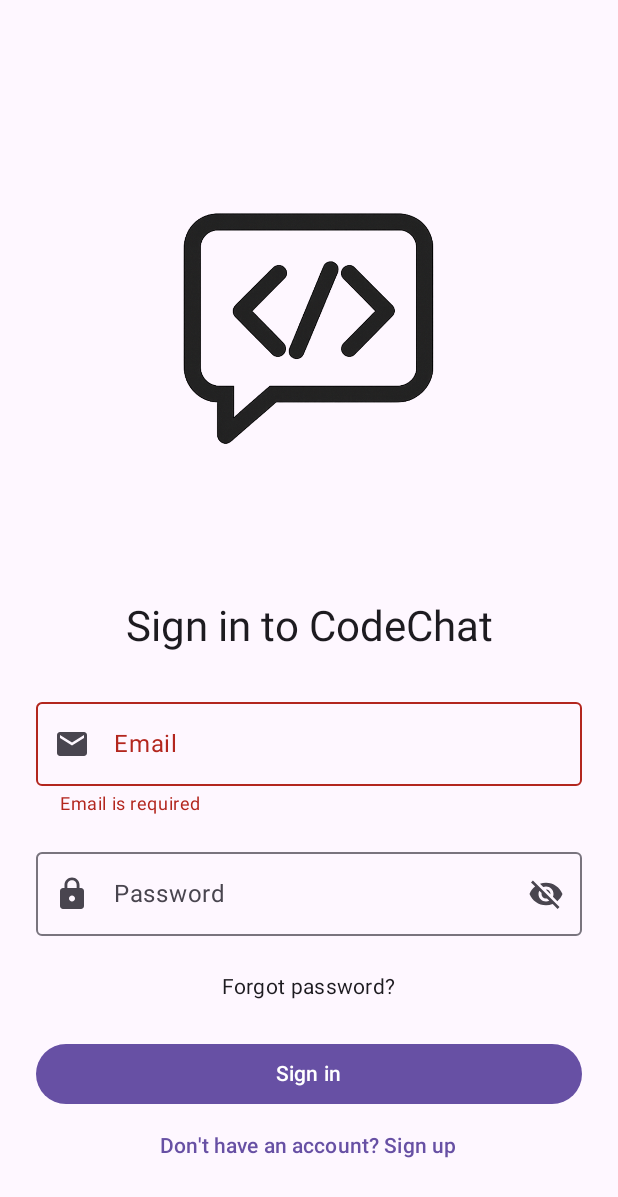
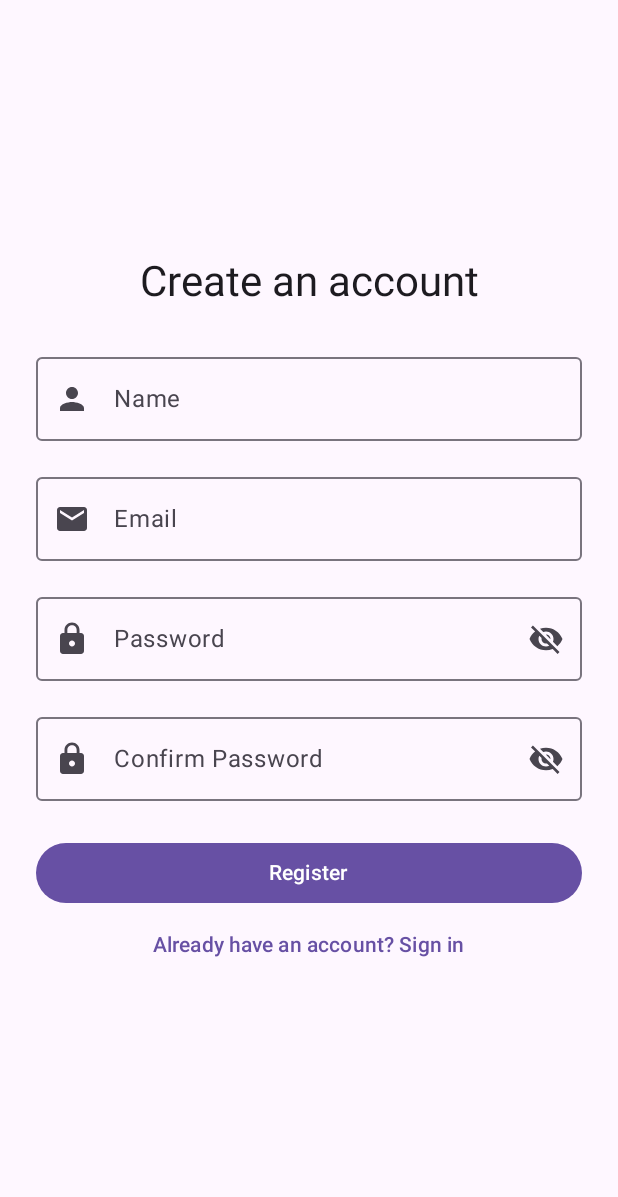
Before and after one commit to srinivas-android/CodeChat, an Android app built with Jetpack Compose: the screen it shows after launch (MainActivity), after a tap on "Don't have an account? Sign up", on a phone screen of 412 x 824 dp. Shown: the top 1197 px of the screen. Run offline under Robolectric (Android 15) with nearby library versions, the phone set to English and light mode, and no system bars; our stand-ins replace Dagger/Hilt's generated code, Timber; 1 other tap on this screen came first.

```diff
--- a/app/src/main/java/com/example/codechat/core/network/AuthApiService.kt
+++ b/app/src/main/java/com/example/codechat/core/network/AuthApiService.kt
@@ -2,10 +2,16 @@ package com.example.codechat.core.network
 
 import com.example.codechat.data.model.LoginRequest
 import com.example.codechat.data.model.LoginResponse
+import com.example.codechat.data.model.RegisterRequest
+import com.example.codechat.data.model.RegisterResponse
 import retrofit2.http.Body
 import retrofit2.http.POST
 
 interface AuthApiService {
     @POST("verify-user")
     suspend fun login(@Body body: LoginRequest): LoginResponse
+
+    @POST("register-user")
+    suspend fun registerUser(@Body body: RegisterRequest): RegisterResponse
+
 }
--- a/app/src/main/java/com/example/codechat/domain/usecase/AuthRepository.kt
+++ b/app/src/main/java/com/example/codechat/domain/usecase/AuthRepository.kt
@@ -4,4 +4,7 @@ import com.example.codechat.domain.model.User
 
 interface AuthRepository {
     suspend fun login(email: String, password: String): User
+
+    suspend fun registerUser(name: String, email: String, password: String): User
+
 }
--- /dev/null
+++ b/app/src/main/java/com/example/codechat/domain/usecase/RegisterUseCase.kt
@@ -0,0 +1,18 @@
+package com.example.codechat.domain.usecase
+
+import com.example.codechat.domain.model.User
+import dagger.Module
+import dagger.hilt.InstallIn
+import dagger.hilt.android.components.ViewModelComponent
+import javax.inject.Inject
+
+
+@Module
+@InstallIn(ViewModelComponent::class)
+class RegisterUseCase @Inject constructor(
+    private val repo: AuthRepository
+) {
+    suspend operator fun invoke(name: String, email: String, password: String): User {
+       return repo.registerUser(name, email, password)
+    }
+}
--- a/app/src/main/java/com/example/codechat/features/auth/register/RegisterScreen.kt
+++ b/app/src/main/java/com/example/codechat/features/auth/register/RegisterScreen.kt
@@ -1 +1,120 @@
 package com.example.codechat.features.auth.register
+
+import androidx.compose.foundation.layout.Arrangement
+import androidx.compose.foundation.layout.Column
+import androidx.compose.foundation.layout.Spacer
+import androidx.compose.foundation.layout.fillMaxSize
+import androidx.compose.foundation.layout.fillMaxWidth
+import androidx.compose.foundation.layout.height
+import androidx.compose.foundation.layout.padding
+import androidx.compose.material.icons.Icons
+import androidx.compose.material.icons.filled.Email
+import androidx.compose.material.icons.filled.Lock
+import androidx.compose.material.icons.filled.Password
+import androidx.compose.material.icons.filled.Person
+import androidx.compose.material3.Button
+import androidx.compose.material3.MaterialTheme
+import androidx.compose.material3.Surface
+import androidx.compose.material3.Text
+import androidx.compose.material3.TextButton
+import androidx.compose.runtime.Composable
+import androidx.compose.ui.Alignment
+import androidx.compose.ui.Modifier
+import androidx.compose.ui.text.input.KeyboardType
+import androidx.compose.ui.unit.dp
+import androidx.lifecycle.viewmodel.compose.viewModel
+import com.example.codechat.core.ui.components.AuthTextField
+
+@Composable
+fun RegisterScreen(
+    viewModel: RegisterViewModel = viewModel(),
+    onRegisterSuccess: () -> Unit,
+    onLoginClick: () -> Unit
+) {
+    val state = viewModel.uiState
+
+    if(state.registerSuccess) {
+        onRegisterSuccess()
+    }
+
+    Surface(modifier = Modifier.fillMaxSize()) {
+        Column(
+            modifier = Modifier.
+                    padding(24.dp).fillMaxSize(),
+            verticalArrangement = Arrangement.Center,
+            horizontalAlignment = Alignment.CenterHorizontally
+        ) {
+            Text("Create an account", style = MaterialTheme.typography.headlineMedium)
+
+            Spacer(modifier = Modifier.height(24.dp))
+
+            AuthTextField(
+                value = state.name,
+                onValueChange = viewModel :: onNameChange,
+                label = "Name",
+                leadingIcon = Icons.Default.Person,
+                errorMessage = state.nameError
+            )
+
+            Spacer(modifier = Modifier.height(16.dp))
+
+            AuthTextField(
+                value = state.email,
+                onValueChange = viewModel :: onEmailChange,
+                label = "Email",
+                leadingIcon = Icons.Default.Email,
+                errorMessage = state.emailError
+            )
+
+            Spacer(modifier = Modifier.height(16.dp))
+
+            AuthTextField(
+                value = state.password,
+                onValueChange = viewModel :: onPasswordChange,
+                label = "Password",
+                leadingIcon = Icons.Default.Lock,
+                errorMessage = state.passwordError,
+                isPassword = true,
+                keyBoardType = KeyboardType.Password
+            )
+
+            Spacer(modifier = Modifier.height(16.dp))
+
+            AuthTextField(
+                value = state.confirmPassword,
+                onValueChange = viewModel :: onConfirmPasswordChange,
+                label = "Confirm Password",
+                leadingIcon = Icons.Default.Lock,
+                errorMessage = state.confirmPasswordError,
+                isPassword = true,
+                keyBoardType = KeyboardType.Password
+            )
+
+            Spacer(modifier = Modifier.height(24.dp))
+
+            Button(
+                onClick = {
+                    viewModel.registerUser()
+                },
+                modifier = Modifier.fillMaxWidth(),
+                enabled = !state.isLoading
+            ) {
+                Text(if(state.isLoading) "Loading..." else "Register")
+            }
+
+            TextButton(onClick = onLoginClick) {
+                Text("Already have an account? Sign in")
+            }
+
+            if(state.registerErrorMessage != null) {
+
+                Spacer(modifier = Modifier.height(16.dp))
+                Text(
+                    text = state.registerErrorMessage,
+                    color = MaterialTheme.colorScheme.error
+                )
+        }
+
+        }
+    }
+}
--- a/app/src/main/java/com/example/codechat/features/auth/register/RegisterUiState.kt
+++ b/app/src/main/java/com/example/codechat/features/auth/register/RegisterUiState.kt
@@ -1 +1,15 @@
 package com.example.codechat.features.auth.register
+
+data class RegisterUiState(
+    val name: String = "",
+    val email: String = "",
+    val password: String = "",
+    val confirmPassword: String = "",
+    val nameError: String? = null,
+    val emailError: String? = null,
+    val passwordError: String? = null,
+    val confirmPasswordError: String? = null,
+    val isLoading: Boolean = false,
+    val registerSuccess: Boolean = false,
+    val registerErrorMessage: String? = null
+)
--- /dev/null
+++ b/app/src/main/java/com/example/codechat/features/chat/ChatListScreen.kt
@@ -0,0 +1 @@
+package com.example.codechat.features.chat
--- a/app/src/main/java/com/example/codechat/navigation/AppNavHost.kt
+++ b/app/src/main/java/com/example/codechat/navigation/AppNavHost.kt
@@ -6,8 +6,12 @@ import androidx.lifecycle.viewmodel.compose.viewModel
 import androidx.navigation.compose.NavHost
 import androidx.navigation.compose.composable
 import androidx.navigation.compose.rememberNavController
+import com.example.codechat.core.navigation.Routes
 import com.example.codechat.features.auth.login.LoginScreen
 import com.example.codechat.features.auth.login.LoginViewModel
+import com.example.codechat.features.auth.register.RegisterScreen
+import com.example.codechat.features.auth.register.RegisterViewModel
+import com.example.codechat.features.main.MainScreen
 
 @Composable
 fun AppNavHost() {
@@ -16,15 +20,32 @@ fun AppNavHost() {
         navController = navController,
         startDestination = "login"
     ) {
-        composable("login") {
+        composable(Routes.LOGIN) {
             val loginViewModel: LoginViewModel = hiltViewModel()
             LoginScreen(
-                onLoginSuccess = { navController.navigate("home") },
-                onRegisterClick = { navController.navigate("register") },
+                onLoginSuccess = { navController.navigate(Routes.MAIN) },
+                onRegisterClick = { navController.navigate(Routes.REGISTER) },
                 viewModel = loginViewModel
             )
 //            LoginScreen(navController)
         }
 
+        composable(Routes.REGISTER) {
+            val registerViewModel: RegisterViewModel = hiltViewModel()
+            RegisterScreen(
+                onRegisterSuccess = { navController.navigate(Routes.LOGIN) },
+                onLoginClick = { navController.popBackStack() },
+                viewModel = registerViewModel
+                )
+        }
+
+        composable(Routes.MAIN) {
+            MainScreen()
+        }
+
+        composable(Routes.HOME) {
+
+        }
+
     }
 }
```
Also changed, not shown: app/src/main/java/com/example/codechat/core/navigation/AppNavGraph.kt (added, +19 -0 lines), app/src/main/java/com/example/codechat/core/navigation/BottomNavItem.kt (added, +9 -0 lines), app/src/main/java/com/example/codechat/core/navigation/Routes.kt (added, +10 -0 lines), app/src/main/java/com/example/codechat/data/model/RegisterRequest.kt (added, +7 -0 lines), app/src/main/java/com/example/codechat/data/model/RegisterResponse.kt (added, +8 -0 lines), app/src/main/java/com/example/codechat/data/repository/AuthRepositoryImpl.kt (+13 -1 lines), app/src/main/java/com/example/codechat/features/auth/register/RegisterViewModel.kt (+82 -0 lines), app/src/main/java/com/example/codechat/features/main/BottomNavBar.kt (added, +36 -0 lines), app/src/main/java/com/example/codechat/features/main/MainScreen.kt (added, +68 -0 lines), app/src/main/java/com/example/codechat/features/main/NavigationDrawerContent.kt (added, +35 -0 lines).
